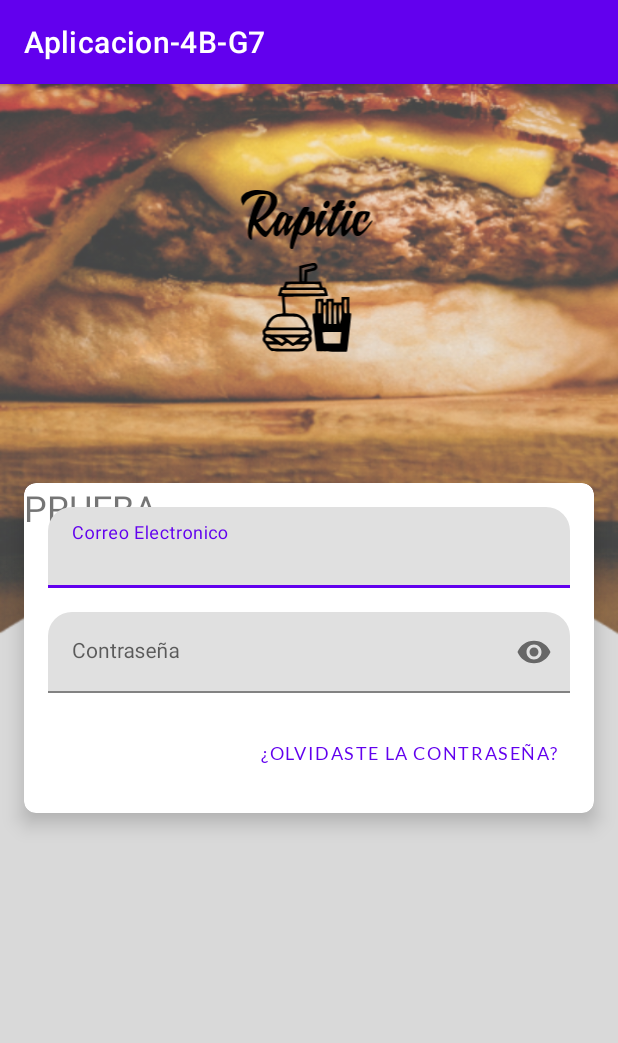
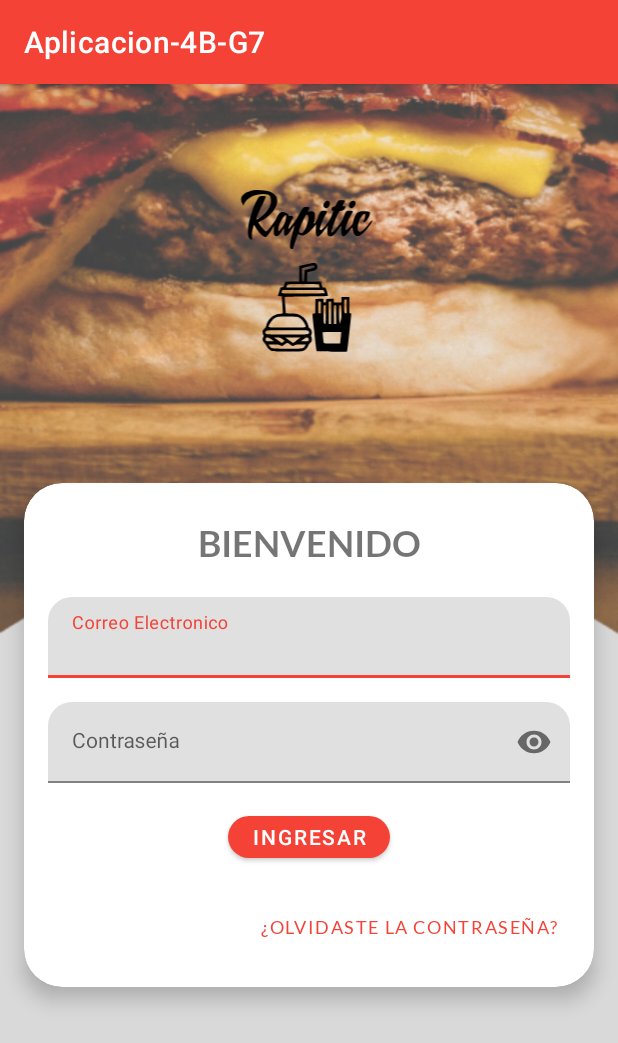
Before and after one commit to AndresMolina09/MinticMobile, an Android app: the LoginFragment screen opened directly, with no data from a screen before it, on a phone screen of 412 x 824 dp. Shown: the top 1043 px of the screen. Run offline under Robolectric (Android 15) with nearby library versions, the phone set to English and light mode, and no system bars.

Commit message:
v1.5
Login actualizado

```diff
--- a/app/src/main/res/layout/fragment_login.xml
+++ b/app/src/main/res/layout/fragment_login.xml
@@ -18,19 +18,24 @@
 
         <TextView
             android:id="@+id/text_bienvenida"
-            android:text="PRUEBA"
+            android:text="BIENVENIDO"
             android:textSize="24dp"
+            android:fontFamily="@font/lato_bold"
+            android:gravity="center"
             android:layout_width="match_parent"
-            android:layout_height="match_parent"
+            android:layout_height="40dp"
+            android:layout_marginTop="20dp"
             />
 
         <androidx.constraintlayout.widget.ConstraintLayout
-            app:layout_constraintTop_toTopOf="@id/text_bienvenida"
+            android:layout_marginStart="100dp"
+            android:layout_marginTop="100dp"
             android:layout_width="match_parent"
             android:layout_height="match_parent"
             android:layout_margin="@dimen/default_margin">
 
             <com.google.android.material.textfield.TextInputLayout
+                android:layout_marginTop="60dp"
                 android:id="@+id/login_email_layout"
                 android:layout_width="0dp"
                 android:layout_height="wrap_content"
@@ -41,10 +46,10 @@
 
                 <com.google.android.material.textfield.TextInputEditText
                     android:id="@+id/login_email"
+                    style="@style/Widget.MaterialComponents.TextInputLayout.OutlinedBox"
                     android:layout_width="match_parent"
                     android:layout_height="match_parent"
-                    android:inputType="textEmailAddress"
-                    style="@style/Widget.MaterialComponents.TextInputLayout.OutlinedBox"/>
+                    android:inputType="textEmailAddress" />
 
             </com.google.android.material.textfield.TextInputLayout>
 
@@ -69,6 +74,22 @@
 
             </com.google.android.material.textfield.TextInputLayout>
 
+
+            <RelativeLayout
+                android:id="@+id/button"
+                android:layout_width="match_parent"
+                android:layout_height="240dp"
+                tools:context="com.herprogramacion.botones.ActividadBotones"
+                tools:ignore="MissingConstraints">
+
+                <Button
+                    android:layout_width="wrap_content"
+                    android:layout_height="wrap_content"
+                    android:layout_marginTop="200dp"
+                    android:layout_centerHorizontal="true"
+                    android:text="INGRESAR" />
+            </RelativeLayout>
+
             <com.google.android.material.button.MaterialButton
                 style="@style/Widget.MaterialComponents.Button.TextButton"
                 android:layout_width="wrap_content"
@@ -78,7 +99,7 @@
                 android:text="@string/forgot_label"
                 android:textAppearance="@style/Butoon.Mintic"
                 app:layout_constraintEnd_toEndOf="parent"
-                app:layout_constraintTop_toBottomOf="@id/login_password_layout">
+                app:layout_constraintTop_toBottomOf="@id/button">
 
             </com.google.android.material.button.MaterialButton>
 
--- a/app/src/main/res/values/colors.xml
+++ b/app/src/main/res/values/colors.xml
@@ -1,7 +1,7 @@
 <?xml version="1.0" encoding="utf-8"?>
 <resources>
     <color name="purple_200">#FFBB86FC</color>
-    <color name="purple_500">#FF6200EE</color>
+    <color name="purple_500">#F44336</color>
     <color name="purple_700">#FF3700B3</color>
     <color name="teal_200">#FF03DAC5</color>
     <color name="teal_700">#FF018786</color>
--- a/app/src/main/res/values/dimens.xml
+++ b/app/src/main/res/values/dimens.xml
@@ -6,7 +6,7 @@
     <dimen name="default_margin">16dp</dimen>
     <dimen name="small_margin">8dp</dimen>
     <dimen name="corner_size">16dp</dimen>
-    <dimen name="corner_size_md">8dp</dimen>
+    <dimen name="corner_size_md">25dp</dimen>
     <dimen name="corner_size_lg">4dp</dimen>
     <dimen name="button_text_size">12sp</dimen>
 </resources>
```
